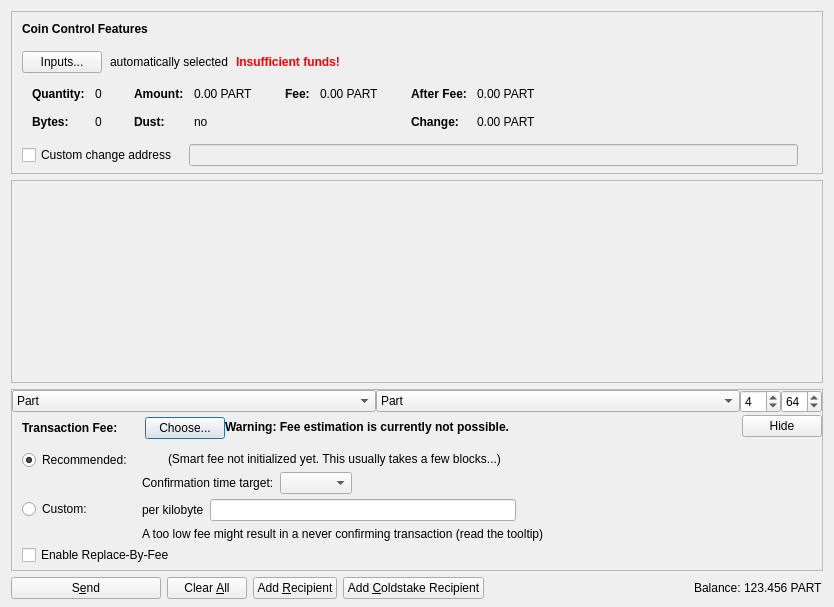
Above: src/qt/forms/sendcoinsdialog.ui from vpubchain/particl-core before the change. Below: the same form after it.
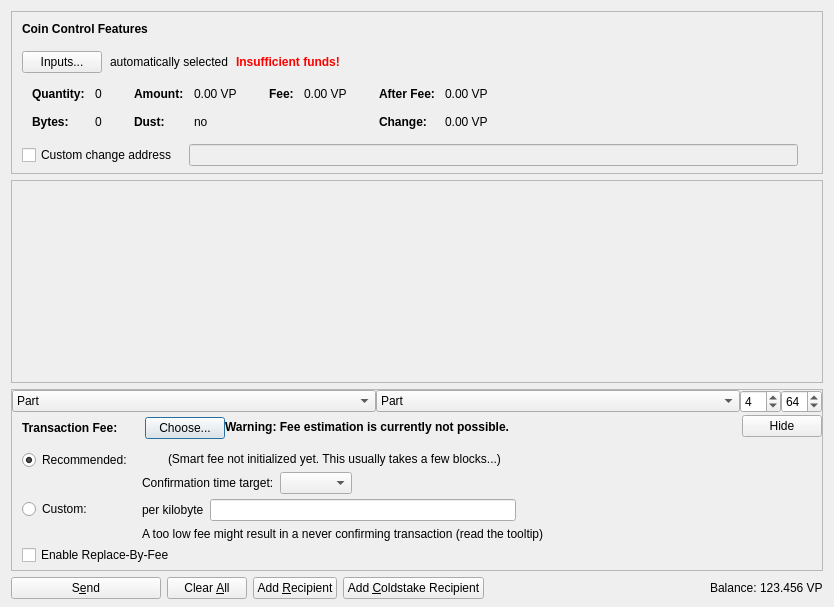
That is the form after the change. Icons and pictures are not drawn. Custom widgets are drawn as their Qt base class.

Patch:
```diff
--- a/src/qt/forms/sendcoinsdialog.ui
+++ b/src/qt/forms/sendcoinsdialog.ui
@@ -324,7 +324,7 @@
                   <enum>Qt::ActionsContextMenu</enum>
                  </property>
                  <property name="text">
-                  <string notr="true">0.00 PART</string>
+                  <string notr="true">0.00 VP</string>
                  </property>
                  <property name="textInteractionFlags">
                   <set>Qt::LinksAccessibleByMouse|Qt::TextSelectableByKeyboard|Qt::TextSelectableByMouse</set>
@@ -404,7 +404,7 @@
                   <enum>Qt::ActionsContextMenu</enum>
                  </property>
                  <property name="text">
-                  <string notr="true">0.00 PART</string>
+                  <string notr="true">0.00 VP</string>
                  </property>
                  <property name="textInteractionFlags">
                   <set>Qt::LinksAccessibleByMouse|Qt::TextSelectableByKeyboard|Qt::TextSelectableByMouse</set>
@@ -455,7 +455,7 @@
                   <enum>Qt::ActionsContextMenu</enum>
                  </property>
                  <property name="text">
-                  <string notr="true">0.00 PART</string>
+                  <string notr="true">0.00 VP</string>
                  </property>
                  <property name="textInteractionFlags">
                   <set>Qt::LinksAccessibleByMouse|Qt::TextSelectableByKeyboard|Qt::TextSelectableByMouse</set>
@@ -484,7 +484,7 @@
                   <enum>Qt::ActionsContextMenu</enum>
                  </property>
                  <property name="text">
-                  <string notr="true">0.00 PART</string>
+                  <string notr="true">0.00 VP</string>
                  </property>
                  <property name="textInteractionFlags">
                   <set>Qt::LinksAccessibleByMouse|Qt::TextSelectableByKeyboard|Qt::TextSelectableByMouse</set>
@@ -1314,7 +1314,7 @@
           <cursorShape>IBeamCursor</cursorShape>
          </property>
          <property name="text">
-          <string notr="true">123.456 PART</string>
+          <string notr="true">123.456 VP</string>
          </property>
          <property name="textInteractionFlags">
           <set>Qt::LinksAccessibleByMouse|Qt::TextSelectableByKeyboard|Qt::TextSelectableByMouse</set>
```
